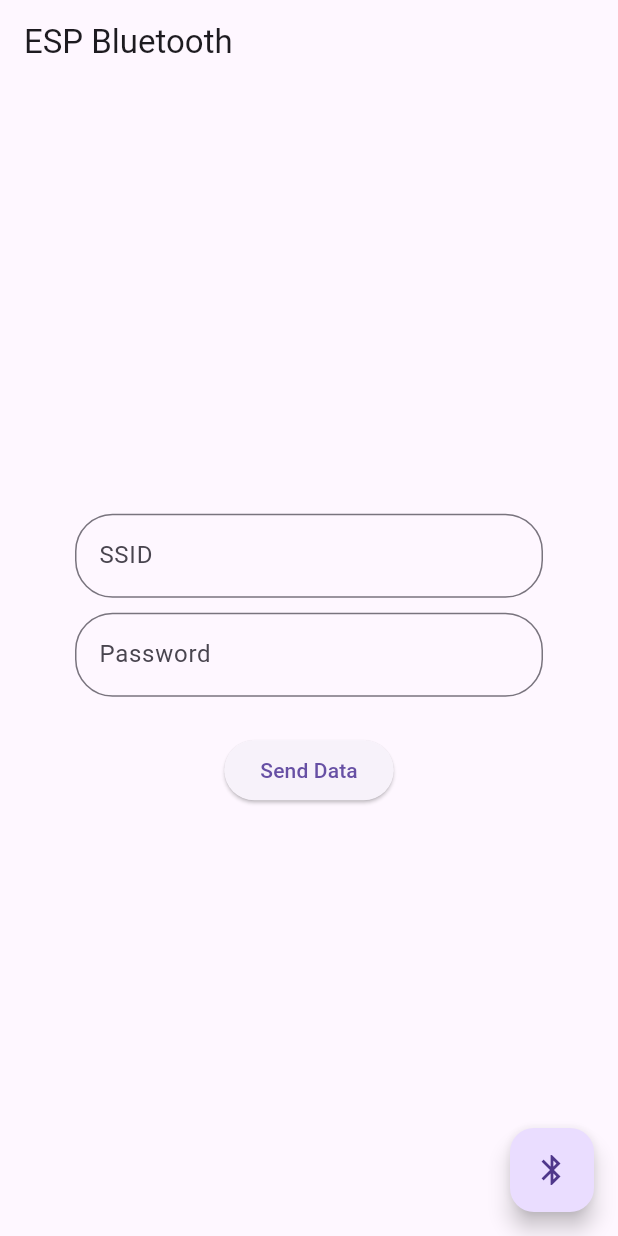
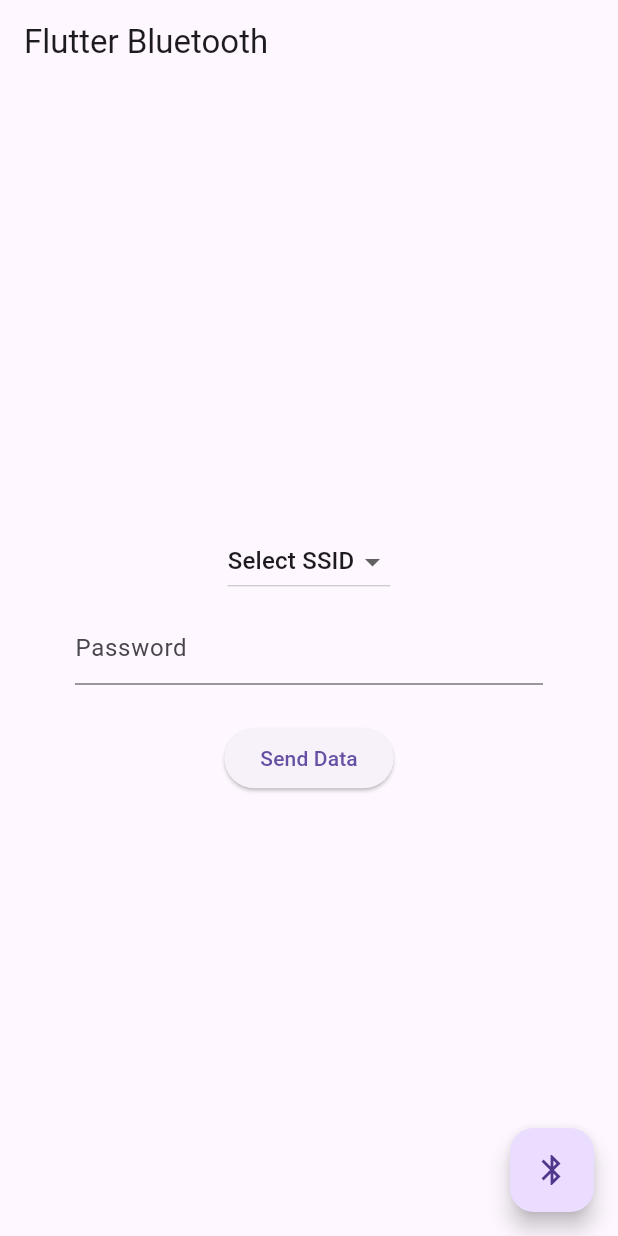
Before and after one commit to masanthimanshu/flutter_bluetooth, a Flutter app: the screen it shows after launch, after a tap on "Send Data", on a phone screen of 412 x 824 dp. Run offline on Flutter 3.47's test engine with Material 3 defaults, Android fonts, the phone set to English and light mode, and no system bars; our stand-ins replace flutter_blue_plus, permission_handler; missing offline and left inert: wifi_scan.

```diff
--- a/lib/main.dart
+++ b/lib/main.dart
@@ -3,6 +3,7 @@ import 'dart:convert';
 import 'package:flutter/material.dart';
 import 'package:flutter_blue_plus/flutter_blue_plus.dart';
 import 'package:permission_handler/permission_handler.dart';
+import 'package:wifi_scan/wifi_scan.dart';
 
 void main() => runApp(const MyApp());
 
@@ -25,7 +26,11 @@ class HomeScreen extends StatefulWidget {
 class _HomeScreenState extends State<HomeScreen> {
   BluetoothCharacteristic? targetCharacteristic;
 
-  String _ssid = "";
+  final List<DropdownMenuItem<String>> _ssidList = [
+    DropdownMenuItem(value: "Select SSID", child: Text("Select SSID")),
+  ];
+
+  String _ssid = "Select SSID";
   String _pass = "";
 
   Future<void> _permissionHandler() async {
@@ -33,16 +38,39 @@ class _HomeScreenState extends State<HomeScreen> {
     await Permission.bluetooth.request();
     await Permission.bluetoothScan.request();
     await Permission.bluetoothConnect.request();
+    await WiFiScan.instance.canStartScan(askPermissions: true);
+  }
+
+  void _scanWifi() async {
+    Set<String> temp = {};
+
+    WiFiScan.instance.onScannedResultsAvailable.listen((res) {
+      for (WiFiAccessPoint accessPoint in res) {
+        if (accessPoint.ssid.isNotEmpty && temp.add(accessPoint.ssid)) {
+          _ssidList.add(DropdownMenuItem(
+            value: accessPoint.ssid,
+            child: Text(accessPoint.ssid),
+          ));
+        }
+      }
+
+      setState(() {});
+    });
   }
 
   void _setupScanListener() {
     FlutterBluePlus.onScanResults.listen((results) async {
       for (ScanResult res in results) {
-        debugPrint("Bluetooth Devices - ${res.toString()}");
         if (res.advertisementData.advName == "Scoobies Penguin") {
           debugPrint("Found our ESP32!");
           debugPrint("Device Id - ${res.device.remoteId.str}");
           debugPrint("Device Name - ${res.advertisementData.advName}");
+
+          if (!mounted) return;
+
+          ScaffoldMessenger.of(context).showSnackBar(
+            SnackBar(content: Text("Device Connected Successfully")),
+          );
 
           FlutterBluePlus.stopScan();
 
@@ -58,9 +86,14 @@ class _HomeScreenState extends State<HomeScreen> {
     if (targetCharacteristic != null) {
       List<int> bytes = utf8.encode(data);
       await targetCharacteristic!.write(bytes);
-      debugPrint('Data sent: $data');
+
+      if (!mounted) return;
+
+      ScaffoldMessenger.of(context).showSnackBar(
+        SnackBar(content: Text("Data Sent Successfully")),
+      );
     } else {
-      debugPrint('Characteristic not found');
+      debugPrint("Characteristic not found");
     }
   }
 
@@ -68,34 +101,27 @@ class _HomeScreenState extends State<HomeScreen> {
   void initState() {
     super.initState();
     _permissionHandler();
+
+    _scanWifi();
     _setupScanListener();
   }
 
   @override
   Widget build(BuildContext context) {
     return Scaffold(
-      appBar: AppBar(title: const Text("ESP Bluetooth")),
+      appBar: AppBar(title: const Text("Flutter Bluetooth")),
       body: Padding(
         padding: const EdgeInsets.all(50),
         child: Column(mainAxisAlignment: MainAxisAlignment.center, children: [
-          TextField(
-            onChanged: (text) => _ssid = text,
-            decoration: InputDecoration(
-              border: OutlineInputBorder(
-                borderRadius: BorderRadius.circular(25),
-              ),
-              hintText: "SSID",
-            ),
+          DropdownButton(
+            value: _ssid,
+            items: _ssidList,
+            onChanged: (text) => setState(() => _ssid = text!),
           ),
           SizedBox(height: 10),
           TextField(
             onChanged: (text) => _pass = text,
-            decoration: InputDecoration(
-              border: OutlineInputBorder(
-                borderRadius: BorderRadius.circular(25),
-              ),
-              hintText: "Password",
-            ),
+            decoration: InputDecoration(hintText: "Password"),
           ),
           SizedBox(height: 25),
           ElevatedButton(
--- a/pubspec.yaml
+++ b/pubspec.yaml
@@ -35,6 +35,7 @@ dependencies:
   # Use with the CupertinoIcons class for iOS style icons.
   cupertino_icons: ^1.0.8
 
+  wifi_scan: ^0.4.1+1
   flutter_blue_plus: ^1.34.5
   permission_handler: ^11.3.1
 
```
Also changed, not shown: pubspec.lock.
